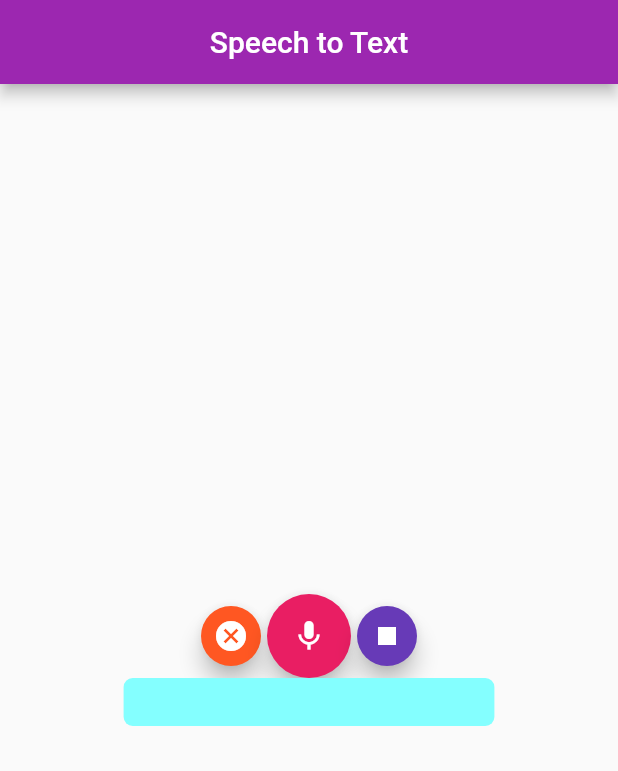
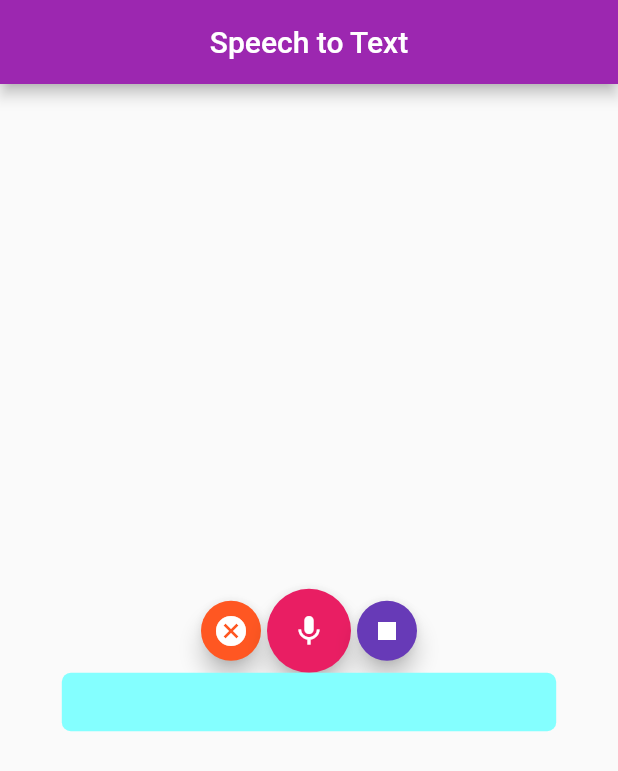
Before and after one commit to iamnotstatic/flutter_speech_to_text, a Flutter app: the screen it shows after launch, on a phone screen of 412 x 824 dp. Shown: the top 771 px of the screen. Run offline on Flutter 3.47's test engine with Material 2 defaults, Android fonts, the phone set to English and light mode, and no system bars; missing offline and left inert: speech_recognition.

Commit message:
working on clear

```diff
--- a/lib/main.dart
+++ b/lib/main.dart
@@ -106,13 +106,16 @@ class _VoiceHomeState extends State<VoiceHome> {
                 ],
               ),
               Container(
-                width: MediaQuery.of(context).size.width * 0.6,
+                width: MediaQuery.of(context).size.width * 0.8,
                 decoration: BoxDecoration(
                   color: Colors.cyanAccent[100],
                   borderRadius: BorderRadius.circular(6.0),
                 ),
                 padding: EdgeInsets.symmetric(vertical: 8.0, horizontal: 12.0),
-                child: Text(resultText),
+                child: Text(
+                  resultText,
+                  style: TextStyle(fontSize: 20.0),
+                ),
               )
             ],
           ),
```
